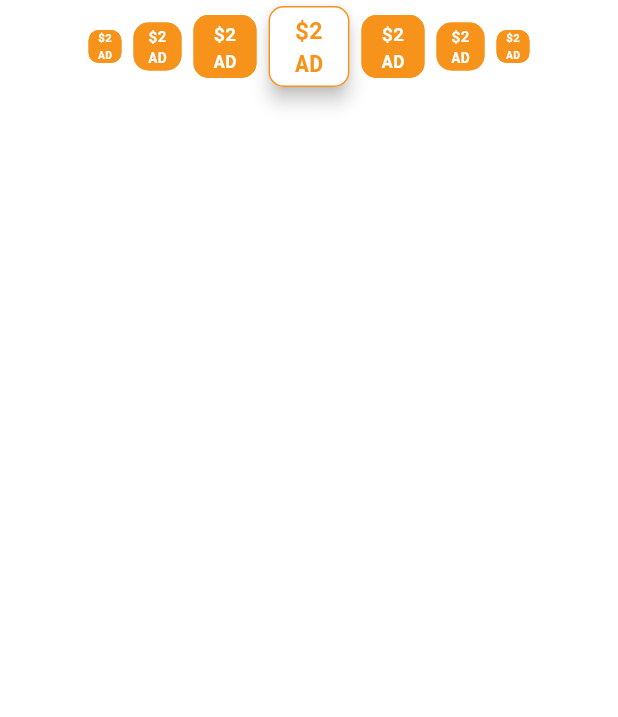
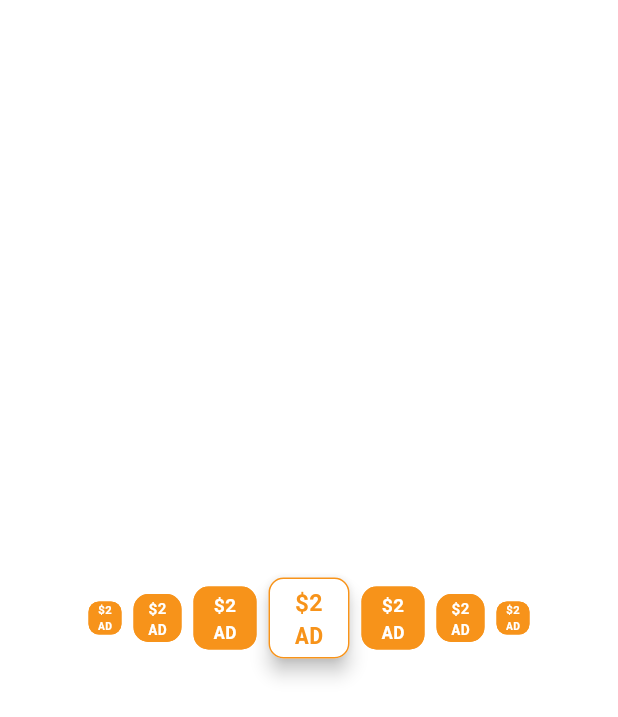
Before and after one commit to MohammedHishamFarouk/coin_boost, a Flutter app: the AdsCarousel widget shown alone on an empty page, opened directly, on a phone screen of 412 x 824 dp. Shown: the top 717 px of the screen. Run offline on Flutter 3.47's test engine with Material 3 defaults, Android fonts, the phone set to English and light mode, and no system bars.

Commit message:
centered the ads_carousel.dart widget

```diff
--- a/lib/core/components/ads_carousel.dart
+++ b/lib/core/components/ads_carousel.dart
@@ -6,8 +6,15 @@ class AdsCarousel extends StatelessWidget {
 
   @override
   Widget build(BuildContext context) {
-    return const Row(
+    return Center(
+      child: SizedBox(
+        height: 62,
+        child: ListView.builder(
+          shrinkWrap: true,
+          scrollDirection: Axis.horizontal,
+          itemBuilder: (context, index) => Row(
             mainAxisAlignment: MainAxisAlignment.center,
+            mainAxisSize: MainAxisSize.min,
             children: [
               _AdCard(
                 size: 30,
@@ -33,6 +40,10 @@ class AdsCarousel extends StatelessWidget {
                 radius: 7,
               ),
             ],
+          ),
+          itemCount: 1,
+        ),
+      ),
     );
   }
 }
```
Lines whose indentation alone changed are shown as unchanged.
